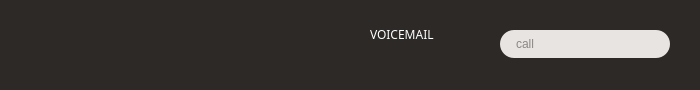
Before: the Qt Designer form xivoclient/src/xlets/identity/identity.ui in wazo-platform/wazo-client-qt, drawn with Qt 5.
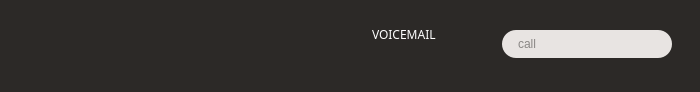
After: the same form once the commit is applied. Icons and pictures are not drawn.

Commit message: identity: only truncate names if there's no space left

```diff
--- a/xivoclient/src/xlets/identity/identity.ui
+++ b/xivoclient/src/xlets/identity/identity.ui
@@ -7,7 +7,7 @@
     <x>0</x>
     <y>0</y>
     <width>700</width>
-    <height>90</height>
+    <height>92</height>
    </rect>
   </property>
   <property name="minimumSize">
@@ -37,47 +37,41 @@
     image: none;
 }</string>
   </property>
-  <widget class="QPushButton" name="fold_button">
-   <property name="geometry">
-    <rect>
-     <x>15</x>
-     <y>30</y>
-     <width>30</width>
-     <height>30</height>
-    </rect>
+  <layout class="QGridLayout" name="gridLayout">
+   <property name="leftMargin">
+    <number>0</number>
    </property>
-   <property name="focusPolicy">
-    <enum>Qt::NoFocus</enum>
+   <property name="topMargin">
+    <number>0</number>
    </property>
-   <property name="styleSheet">
-    <string notr="true">QPushButton, QPushButton:checked, QPushButton:pressed{
-    top: 0px;
-    left: 0px;
-	border: 0px;
-    padding: 0px;
-    background-color: transparent;
-}</string>
+   <property name="rightMargin">
+    <number>0</number>
    </property>
-   <property name="text">
-    <string/>
+   <property name="bottomMargin">
+    <number>0</number>
    </property>
-   <property name="icon">
-    <iconset resource="identity.qrc">
-     <normaloff>:/identity/images/hide.svg</normaloff>:/identity/images/hide.svg</iconset>
+   <property name="spacing">
+    <number>0</number>
    </property>
-   <property name="iconSize">
+   <item row="0" column="0">
+    <layout class="QHBoxLayout" name="horizontalLayout">
+     <property name="spacing">
+      <number>0</number>
+     </property>
+     <item>
+      <widget class="QWidget" name="profil" native="true">
+       <property name="sizePolicy">
+        <sizepolicy hsizetype="Fixed" vsizetype="Fixed">
+         <horstretch>0</horstretch>
+         <verstretch>0</verstretch>
+        </sizepolicy>
+       </property>
+       <property name="minimumSize">
     <size>
-     <width>30</width>
-     <height>30</height>
-    </size>
-   </property>
-   <property name="checkable">
-    <bool>true</bool>
-   </property>
-   <property name="flat">
-    <bool>true</bool>
-   </property>
-  </widget>
+         <width>150</width>
+         <height>92</height>
+        </size>
+       </property>
   <widget class="QLabel" name="avatar">
    <property name="geometry">
     <rect>
@@ -97,14 +91,128 @@
     <bool>false</bool>
    </property>
   </widget>
+       <widget class="QPushButton" name="fold_button">
+        <property name="geometry">
+         <rect>
+          <x>15</x>
+          <y>30</y>
+          <width>30</width>
+          <height>30</height>
+         </rect>
+        </property>
+        <property name="focusPolicy">
+         <enum>Qt::NoFocus</enum>
+        </property>
+        <property name="styleSheet">
+         <string notr="true">QPushButton, QPushButton:checked, QPushButton:pressed{
+    top: 0px;
+    left: 0px;
+	border: 0px;
+    padding: 0px;
+    background-color: transparent;
+}</string>
+        </property>
+        <property name="text">
+         <string/>
+        </property>
+        <property name="icon">
+         <iconset resource="identity.qrc">
+          <normaloff>:/identity/images/hide.svg</normaloff>:/identity/images/hide.svg</iconset>
+        </property>
+        <property name="iconSize">
+         <size>
+          <width>30</width>
+          <height>30</height>
+         </size>
+        </property>
+        <property name="checkable">
+         <bool>true</bool>
+        </property>
+        <property name="flat">
+         <bool>true</bool>
+        </property>
+       </widget>
+       <widget class="QToolButton" name="presence_button">
+        <property name="geometry">
+         <rect>
+          <x>87</x>
+          <y>54</y>
+          <width>24</width>
+          <height>24</height>
+         </rect>
+        </property>
+        <property name="styleSheet">
+         <string notr="true">QToolButton, QToolButton:checked, QToolButton:pressed{
+    top: 0px;
+    left: 0px;
+    background-color: transparent;
+	border: 0px;
+    padding: 0px;
+    selection-color: transparent;
+    color: transparent;
+}</string>
+        </property>
+        <property name="text">
+         <string/>
+        </property>
+        <property name="iconSize">
+         <size>
+          <width>24</width>
+          <height>24</height>
+         </size>
+        </property>
+        <property name="popupMode">
+         <enum>QToolButton::InstantPopup</enum>
+        </property>
+        <property name="autoRaise">
+         <bool>true</bool>
+        </property>
+        <property name="arrowType">
+         <enum>Qt::NoArrow</enum>
+        </property>
+       </widget>
+      </widget>
+     </item>
+     <item>
+      <layout class="QVBoxLayout" name="verticalLayout">
+       <property name="spacing">
+        <number>6</number>
+       </property>
+       <property name="sizeConstraint">
+        <enum>QLayout::SetMinimumSize</enum>
+       </property>
+       <property name="leftMargin">
+        <number>10</number>
+       </property>
+       <item>
+        <spacer name="verticalSpacer">
+         <property name="orientation">
+          <enum>Qt::Vertical</enum>
+         </property>
+         <property name="sizeType">
+          <enum>QSizePolicy::Fixed</enum>
+         </property>
+         <property name="sizeHint" stdset="0">
+          <size>
+           <width>20</width>
+           <height>17</height>
+          </size>
+         </property>
+        </spacer>
+       </item>
+       <item>
   <widget class="QLabel" name="name">
-   <property name="geometry">
-    <rect>
-     <x>160</x>
-     <y>20</y>
+         <property name="sizePolicy">
+          <sizepolicy hsizetype="Fixed" vsizetype="Fixed">
+           <horstretch>0</horstretch>
+           <verstretch>0</verstretch>
+          </sizepolicy>
+         </property>
+         <property name="minimumSize">
+          <size>
      <width>161</width>
      <height>18</height>
-    </rect>
+          </size>
    </property>
    <property name="font">
     <font>
@@ -121,11 +229,26 @@
     <string/>
    </property>
   </widget>
+       </item>
+       <item>
+        <widget class="QWidget" name="status_agent" native="true">
+         <property name="sizePolicy">
+          <sizepolicy hsizetype="Preferred" vsizetype="Fixed">
+           <horstretch>0</horstretch>
+           <verstretch>0</verstretch>
+          </sizepolicy>
+         </property>
+         <property name="minimumSize">
+          <size>
+           <width>161</width>
+           <height>54</height>
+          </size>
+         </property>
   <widget class="QLabel" name="options">
    <property name="geometry">
     <rect>
-     <x>160</x>
-     <y>35</y>
+            <x>0</x>
+            <y>3</y>
      <width>161</width>
      <height>18</height>
     </rect>
@@ -145,45 +268,85 @@
     <string/>
    </property>
   </widget>
-  <widget class="QLabel" name="voicemail_label">
+         <widget class="QToolButton" name="agent_button">
    <property name="geometry">
     <rect>
-     <x>370</x>
-     <y>25</y>
-     <width>91</width>
-     <height>18</height>
-    </rect>
-   </property>
-   <property name="font">
-    <font>
-     <family>Dyno</family>
-     <pointsize>9</pointsize>
-    </font>
+            <x>0</x>
+            <y>22</y>
+            <width>20</width>
+            <height>20</height>
+           </rect>
+          </property>
+          <property name="focusPolicy">
+           <enum>Qt::NoFocus</enum>
    </property>
    <property name="styleSheet">
-    <string notr="true">color: white;</string>
+           <string notr="true">QToolButton, QToolButton:checked, QToolButton:pressed{
+    top: 0px;
+    left: 0px;
+    background-color: transparent;
+	border: 0px;
+    padding: 0px;
+    selection-color: transparent;
+    color: transparent;
+}</string>
    </property>
    <property name="text">
-    <string>VOICEMAIL</string>
-   </property>
-  </widget>
-  <widget class="QLabel" name="voicemail_number">
+           <string/>
+          </property>
+          <property name="icon">
+           <iconset resource="../../../xivoclient.qrc">
+            <normaloff>:/images/agent-on.svg</normaloff>:/images/agent-on.svg</iconset>
+          </property>
+          <property name="iconSize">
+           <size>
+            <width>20</width>
+            <height>20</height>
+           </size>
+          </property>
+          <property name="popupMode">
+           <enum>QToolButton::InstantPopup</enum>
+          </property>
+          <property name="autoRaise">
+           <bool>true</bool>
+          </property>
+         </widget>
+        </widget>
+       </item>
+      </layout>
+     </item>
+     <item>
+      <widget class="QWidget" name="voicemail_and_search" native="true">
+       <property name="sizePolicy">
+        <sizepolicy hsizetype="Fixed" vsizetype="Fixed">
+         <horstretch>0</horstretch>
+         <verstretch>0</verstretch>
+        </sizepolicy>
+       </property>
+       <property name="minimumSize">
+        <size>
+         <width>381</width>
+         <height>92</height>
+        </size>
+       </property>
+       <widget class="QToolButton" name="dial_search_button">
    <property name="geometry">
     <rect>
-     <x>370</x>
-     <y>40</y>
-     <width>91</width>
-     <height>18</height>
-    </rect>
-   </property>
-   <property name="font">
-    <font>
-     <family>Liberation Sans</family>
-     <pointsize>8</pointsize>
-    </font>
-   </property>
+          <x>324</x>
+          <y>35</y>
+          <width>16</width>
+          <height>16</height>
+         </rect>
+        </property>
    <property name="styleSheet">
-    <string notr="true">color: #a09790;</string>
+         <string notr="true">QToolButton, QToolButton:checked, QToolButton:pressed{
+    top: 0px;
+    left: 0px;
+	border: 0px;
+    padding: 0px;
+    background-color: transparent;
+    color: transparent;
+}</string>
    </property>
    <property name="text">
     <string/>
@@ -192,7 +355,7 @@
   <widget class="QPushButton" name="voicemail_button">
    <property name="geometry">
     <rect>
-     <x>320</x>
+          <x>1</x>
      <y>15</y>
      <width>50</width>
      <height>60</height>
@@ -230,127 +393,30 @@
     <bool>true</bool>
    </property>
   </widget>
-  <widget class="QToolButton" name="presence_button">
-   <property name="geometry">
-    <rect>
-     <x>87</x>
-     <y>54</y>
-     <width>24</width>
-     <height>24</height>
-    </rect>
-   </property>
-   <property name="styleSheet">
-    <string notr="true">QToolButton, QToolButton:checked, QToolButton:pressed{
-    top: 0px;
-    left: 0px;
-    background-color: transparent;
-	border: 0px;
-    padding: 0px;
-    selection-color: transparent;
-    color: transparent;
-}</string>
-   </property>
-   <property name="text">
-    <string/>
-   </property>
-   <property name="iconSize">
-    <size>
-     <width>24</width>
-     <height>24</height>
-    </size>
-   </property>
-   <property name="popupMode">
-    <enum>QToolButton::InstantPopup</enum>
-   </property>
-   <property name="autoRaise">
-    <bool>true</bool>
-   </property>
-   <property name="arrowType">
-    <enum>Qt::NoArrow</enum>
-   </property>
-  </widget>
-  <widget class="QToolButton" name="agent_button">
-   <property name="geometry">
-    <rect>
-     <x>160</x>
-     <y>55</y>
-     <width>20</width>
-     <height>20</height>
-    </rect>
-   </property>
-   <property name="focusPolicy">
-    <enum>Qt::NoFocus</enum>
-   </property>
-   <property name="styleSheet">
-    <string notr="true">QToolButton, QToolButton:checked, QToolButton:pressed{
-    top: 0px;
-    left: 0px;
-    background-color: transparent;
-	border: 0px;
-    padding: 0px;
-    selection-color: transparent;
-    color: transparent;
-}</string>
-   </property>
-   <property name="text">
-    <string/>
-   </property>
-   <property name="icon">
-    <iconset resource="../../../xivoclient.qrc">
-     <normaloff>:/images/agent-on.svg</normaloff>:/images/agent-on.svg</iconset>
-   </property>
-   <property name="iconSize">
-    <size>
-     <width>20</width>
-     <height>20</height>
-    </size>
-   </property>
-   <property name="popupMode">
-    <enum>QToolButton::InstantPopup</enum>
-   </property>
-   <property name="autoRaise">
-    <bool>true</bool>
-   </property>
-  </widget>
-  <widget class="QLabel" name="voicemail_messages">
-   <property name="geometry">
-    <rect>
-     <x>319</x>
-     <y>51</y>
-     <width>24</width>
-     <height>24</height>
-    </rect>
-   </property>
-   <property name="font">
-    <font>
-     <family>Dyno</family>
-     <pointsize>9</pointsize>
-     <weight>50</weight>
-     <bold>false</bold>
-    </font>
-   </property>
-   <property name="styleSheet">
-    <string notr="true">color: #A09790;</string>
-   </property>
-   <property name="text">
-    <string extracomment="default for unread voicemail messages"/>
-   </property>
-  </widget>
   <widget class="QLineEdit" name="dial_input">
    <property name="geometry">
     <rect>
-     <x>500</x>
+          <x>181</x>
      <y>30</y>
      <width>170</width>
      <height>28</height>
     </rect>
    </property>
+        <property name="sizePolicy">
+         <sizepolicy hsizetype="Expanding" vsizetype="Fixed">
+          <horstretch>0</horstretch>
+          <verstretch>0</verstretch>
+         </sizepolicy>
+        </property>
    <property name="font">
     <font>
      <family>Liberation Sans</family>
      <pointsize>9</pointsize>
     </font>
    </property>
+        <property name="autoFillBackground">
+         <bool>false</bool>
+        </property>
    <property name="styleSheet">
     <string notr="true">QLineEdit {
     background-color: #e8e4e2;
@@ -364,33 +430,88 @@
     <string>call</string>
    </property>
   </widget>
-  <widget class="QToolButton" name="dial_search_button">
+       <widget class="QLabel" name="voicemail_messages">
    <property name="geometry">
     <rect>
-     <x>643</x>
-     <y>35</y>
-     <width>16</width>
-     <height>16</height>
-    </rect>
-   </property>
+          <x>0</x>
+          <y>51</y>
+          <width>24</width>
+          <height>24</height>
+         </rect>
+        </property>
+        <property name="font">
+         <font>
+          <family>Dyno</family>
+          <pointsize>9</pointsize>
+          <weight>50</weight>
+          <bold>false</bold>
+         </font>
+        </property>
    <property name="styleSheet">
-    <string notr="true">QToolButton, QToolButton:checked, QToolButton:pressed{
-    top: 0px;
-    left: 0px;
-	border: 0px;
-    padding: 0px;
-    background-color: transparent;
-    color: transparent;
-}</string>
+         <string notr="true">color: #A09790;</string>
+        </property>
+        <property name="text">
+         <string extracomment="default for unread voicemail messages"/>
+        </property>
+       </widget>
+       <widget class="QLabel" name="voicemail_number">
+        <property name="geometry">
+         <rect>
+          <x>51</x>
+          <y>40</y>
+          <width>91</width>
+          <height>18</height>
+         </rect>
+        </property>
+        <property name="font">
+         <font>
+          <family>Liberation Sans</family>
+          <pointsize>8</pointsize>
+         </font>
+        </property>
+        <property name="styleSheet">
+         <string notr="true">color: #a09790;</string>
    </property>
    <property name="text">
     <string/>
    </property>
-   <property name="icon">
-    <iconset resource="identity.qrc">
-     <normaloff>:/identity/images/search-bold.svg</normaloff>:/identity/images/search-bold.svg</iconset>
-   </property>
-  </widget>
+       </widget>
+       <widget class="QLabel" name="voicemail_label">
+        <property name="geometry">
+         <rect>
+          <x>51</x>
+          <y>25</y>
+          <width>91</width>
+          <height>18</height>
+         </rect>
+        </property>
+        <property name="font">
+         <font>
+          <family>Dyno</family>
+          <pointsize>9</pointsize>
+         </font>
+        </property>
+        <property name="styleSheet">
+         <string notr="true">color: white;</string>
+        </property>
+        <property name="text">
+         <string>VOICEMAIL</string>
+        </property>
+       </widget>
+       <zorder>voicemail_button</zorder>
+       <zorder>dial_input</zorder>
+       <zorder>voicemail_label</zorder>
+       <zorder>voicemail_button</zorder>
+       <zorder>dial_input</zorder>
+       <zorder>voicemail_messages</zorder>
+       <zorder>voicemail_number</zorder>
+       <zorder>voicemail_label</zorder>
+       <zorder>dial_search_button</zorder>
+      </widget>
+     </item>
+    </layout>
+   </item>
+  </layout>
  </widget>
  <resources>
   <include location="identity.qrc"/>
```
Left out of the diff: 5 changed lines with no effect on the pictures. Lines whose indentation alone changed are shown as unchanged.
